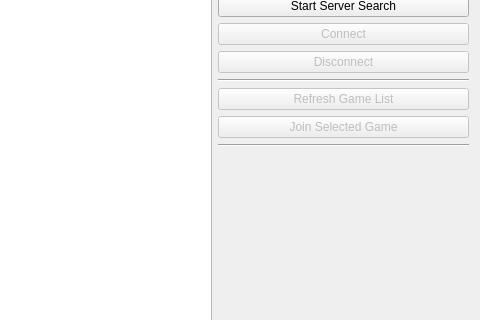
Above: client/lobby.ui from johankytt/SudokuMP before the change; both pictures show x 370 to 850 and y 100 to 420 of the 850 by 660 pixel window. Below: the same form after it.
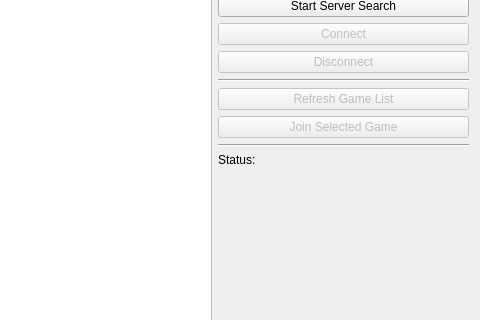
That is the form after the change.

Commit message: Added connection status indicator. Added possibility to disconnect from a hung connection. Fixed #39.

The edit to the form file:
```diff
--- a/client/lobby.ui
+++ b/client/lobby.ui
@@ -285,6 +285,13 @@
        </property>
       </widget>
      </item>
+     <item>
+      <widget class="QLabel" name="statusLabel">
+       <property name="text">
+        <string>Status:</string>
+       </property>
+      </widget>
+     </item>
      <item>
       <spacer name="verticalSpacer">
        <property name="orientation">
```
The commit also changes 5 other files.
